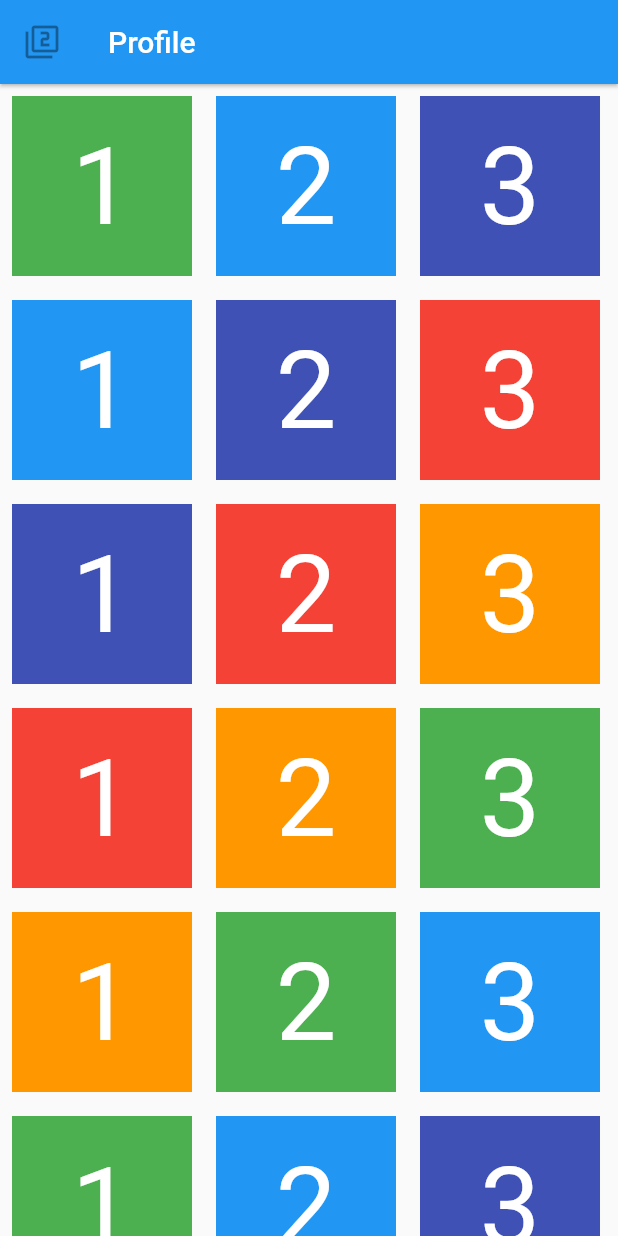
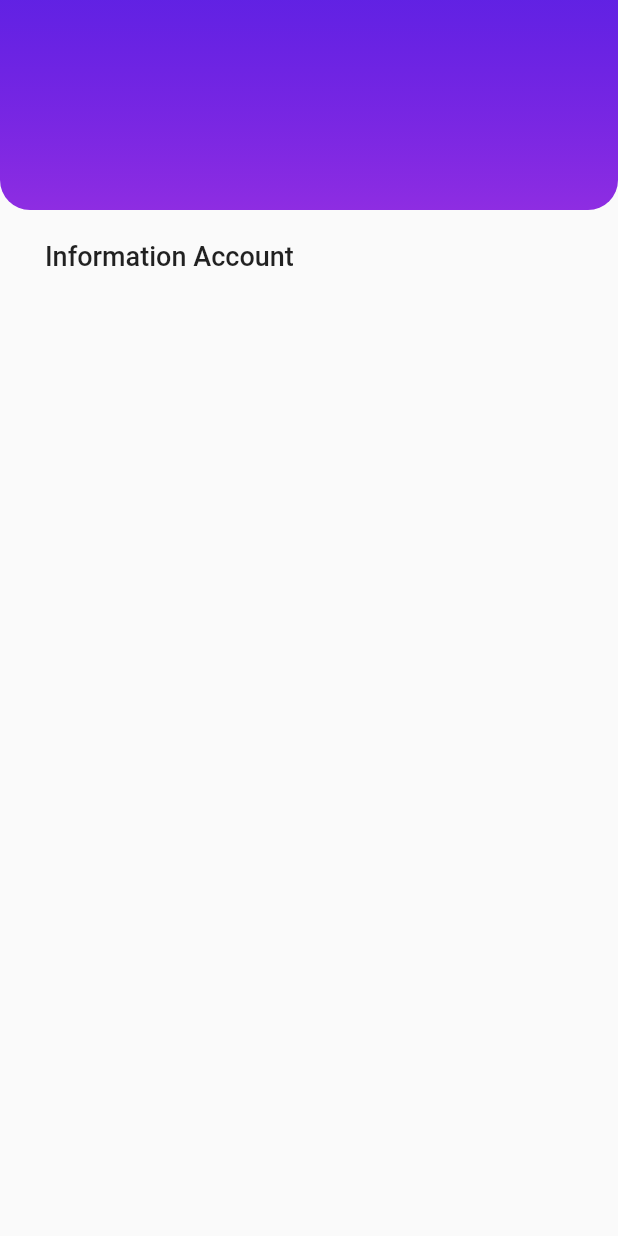
Before and after one commit to hash64/mobileApp, a Flutter app: the Profile screen opened directly, on a phone screen of 412 x 824 dp. Run offline on Flutter 3.47's test engine with Material 2 defaults, Android fonts, the phone set to English and light mode, and no system bars; our stand-ins replace flutter_signin_button, intro_slider; missing offline and left inert: pin_view.

Commit message:
Profile page made

```diff
--- a/lib/profile.dart
+++ b/lib/profile.dart
@@ -3,19 +3,13 @@ import 'layout_type.dart';
 import 'main_app_bar.dart';
 
 class Profile extends StatelessWidget implements HasLayoutGroup {
-  Profile({Key key, this.layoutGroup, this.onLayoutToggle})
-      : super(key: key);
+  Profile({Key key, this.layoutGroup, this.onLayoutToggle}) : super(key: key);
   final LayoutGroup layoutGroup;
   final VoidCallback onLayoutToggle;
 
   @override
   Widget build(BuildContext context) {
     return Scaffold(
-      appBar: MainAppBar(
-        layoutGroup: layoutGroup,
-        layoutType: LayoutType.profile,
-        onLayoutToggle: onLayoutToggle,
-      ),
       body: Container(
         child: _buildContent(),
       ),
@@ -23,58 +17,38 @@ class Profile extends StatelessWidget implements HasLayoutGroup {
   }
 
   Widget _buildContent() {
-    return ListView.builder(
-        itemCount: 8,
-        itemBuilder: (BuildContext content, int index) {
-          return _buildHorizontalList(parentIndex: index);
-        });
-  }
+    return Scaffold(
+      body: SafeArea(
+        child: Column(
+          mainAxisAlignment: MainAxisAlignment.start,
+          crossAxisAlignment: CrossAxisAlignment.stretch,
+          children: <Widget>[
+            Container(
+              height: 140,
+              decoration: new BoxDecoration(
+                  gradient: LinearGradient(
+                    begin: Alignment.topCenter,
+                    end: Alignment.bottomCenter,
+                    colors: <Color>[
+                      Color(0xDD4a00e0),
+                      Color(0xFF8e2de2),
+                    ],
+                  ),
+                  borderRadius: new BorderRadius.only(
+                    bottomLeft: Radius.circular(20),
+                    bottomRight: Radius.circular(20),
+                  )),
+            ),
 
-  Widget _buildHorizontalList({int parentIndex}) {
-    var colors = [
-      Colors.green,
-      Colors.blue,
-      Colors.indigo,
-      Colors.red,
-      Colors.orange
-    ];
-    double height = 136.0;
-    return SizedBox(
-      height: height,
-      child: ListView.builder(
-          scrollDirection: Axis.horizontal,
-          itemCount: 5,
-          itemBuilder: (BuildContext content, int index) {
-            return _buildItem(
-              index: index + 1,
-              color: colors[(parentIndex + index) % colors.length],
-              parentSize: height,
-
-            );
-          }),
-
+            Container(
+              margin: EdgeInsets.fromLTRB(30,20,0,10),
+              child: Text('Information Account',
+                  style:
+                      TextStyle(fontSize: 18.0, fontWeight: FontWeight.w500)),
+            )
+          ],
+        ),
+      ),
     );
   }
-
-  Widget _buildItem({int index, Color color, double parentSize}) {
-    double edgeSize = 8.0;
-    double itemSize = parentSize - edgeSize * 2.0;
-    return Container(
-      padding: EdgeInsets.all(edgeSize),
-      child: SizedBox(
-        width: itemSize,
-        height: itemSize,
-        child: Container(
-          alignment: AlignmentDirectional.center,
-          color: color,
-          child: Text(
-            '$index',
-            style: TextStyle(fontSize: 72.0, color: Colors.white),
-          ),
-        ),
-      ),
-
-    )
-    ;
-  }
 }
--- a/lib/test1.dart
+++ b/lib/test1.dart
@@ -11,19 +11,13 @@ class test1 extends StatelessWidget {
   @override
   Widget build(BuildContext context) {
     return MaterialApp(
-      title: 'Flutter App',
-      theme: ThemeData(
-        primarySwatch: Colors.green,
-      ),
-      home: MyHomePage(title: 'Flutter Sample'),
+      debugShowCheckedModeBanner: false,
+      home: MyHomePage(),
     );
   }
 }
 
 class MyHomePage extends StatefulWidget {
-  MyHomePage({Key key, this.title}) : super(key: key);
-  final String title;
-
   @override
   _MyHomePageState createState() => _MyHomePageState();
 }
@@ -66,9 +60,7 @@ class _MyHomePageState extends State<MyHomePage> with SingleTickerProviderStateM
   @override
   Widget build(BuildContext context) {
     return Scaffold(
-      appBar: AppBar(
-        title: Text(widget.title.toUpperCase()),
-      ),
+
       body: TabBarView(
         controller: _tabController,
         children: _tabList,
@@ -87,23 +79,23 @@ class _MyHomePageState extends State<MyHomePage> with SingleTickerProviderStateM
         items: [
           BottomNavigationBarItem(
             title: Text("Home"),
-            icon: Icon(Icons.home),
+            icon: Icon(Icons.home,color: Colors.grey,),
 
             // activeIcon: Intro(),
           ),
           BottomNavigationBarItem(
             title: Text("Deals"),
-            icon: Icon(Icons.business_center),
+            icon: Icon(Icons.business_center,color: Colors.grey,),
             // activeIcon: Profile(),
           ),
           BottomNavigationBarItem(
             title: Text("Favourites"),
-            icon: Icon(Icons.favorite_border),
+            icon: Icon(Icons.favorite_border,color: Colors.grey,),
             // activeIcon: Deals(),
           ),
           BottomNavigationBarItem(
             title: Text("Profile"),
-            icon: Icon(Icons.portrait),
+            icon: Icon(Icons.portrait,color: Colors.grey,),
           )
         ],
       ),
```
Also changed, not shown: 3 other files.
